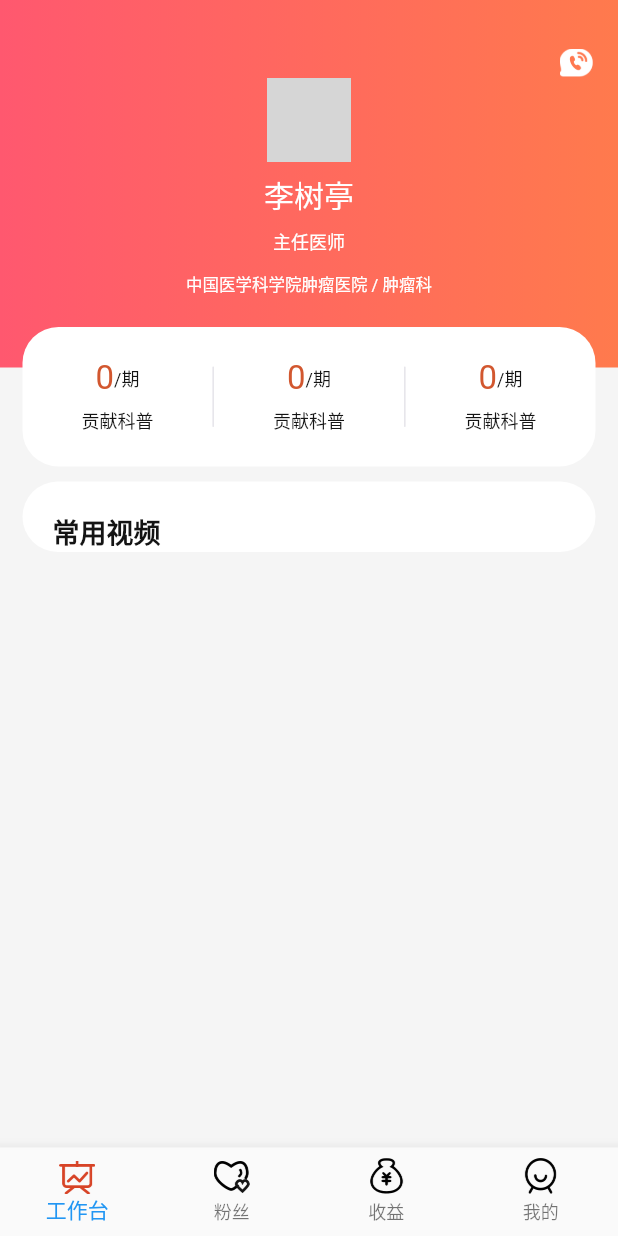
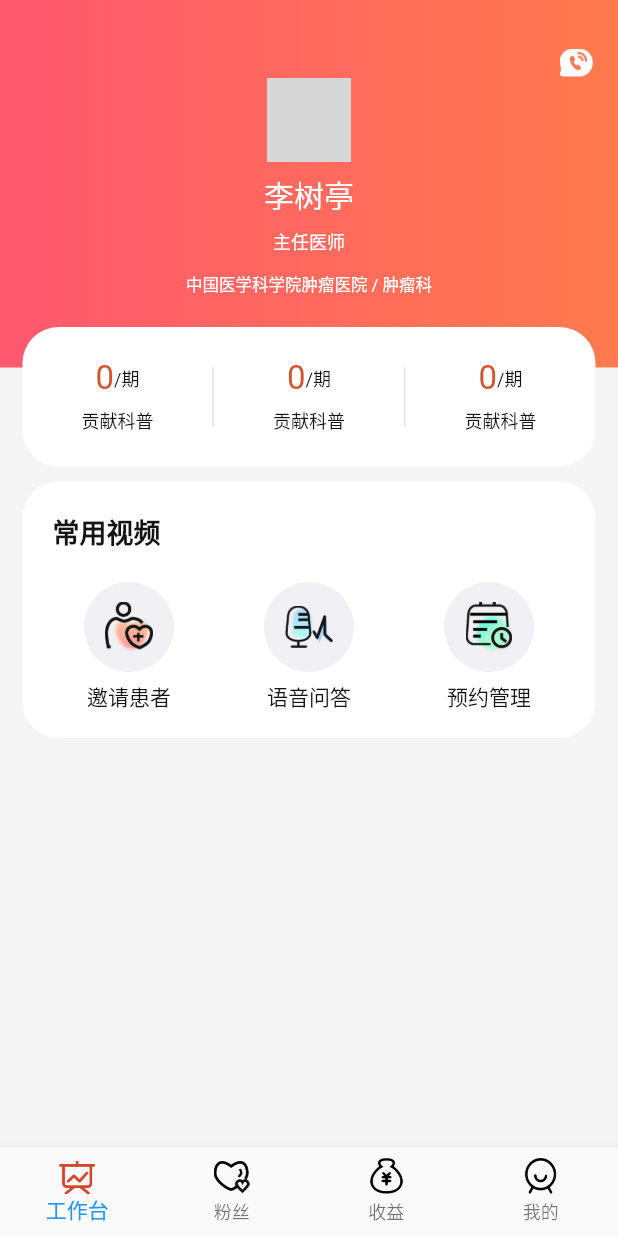
Before and after one commit to yaoyongchao/dy_doctor, a Flutter app: the HomePage screen opened by its route, on a phone screen of 412 x 824 dp. Run offline on Flutter 3.47's test engine with Material 2 defaults, Android fonts, the phone set to English and light mode, and no system bars; our stand-ins replace dio, fluro, flutter_swiper, fluttertoast, shared_preferences; accounts and stored records are empty; network calls fail; statements that could not run were skipped; grey boxes are pictures that could not be loaded.

Commit message:
1,编码我的页面，

```diff
--- a/lib/base/base_widget_state.dart
+++ b/lib/base/base_widget_state.dart
@@ -53,6 +53,7 @@ abstract class BaseWidgetState<T extends StatefulWidget> extends State<T> with W
     return Theme(
       data: ThemeData(
         cursorColor: Color(MyColors.colorDefault),
+        primaryColor: Colors.white
       ),
       child: Stack(
         children: <Widget>[
--- a/lib/pages/workbench/workbench_page.dart
+++ b/lib/pages/workbench/workbench_page.dart
@@ -125,6 +125,9 @@ class _WorkbenchPageState extends BaseWidgetState<WorkbenchPage> {
                             txtValue: 0,
                             txtUnit: '/期',
                             txtDesc: '贡献科普',
+                            onTap: () {
+
+                            },
                           ),
                         ),
                         Container(
@@ -137,6 +140,9 @@ class _WorkbenchPageState extends BaseWidgetState<WorkbenchPage> {
                             txtValue: 0,
                             txtUnit: '/期',
                             txtDesc: '贡献科普',
+                            onTap: () {
+
+                            },
                           ),
                         ),
                         Container(
@@ -149,6 +155,9 @@ class _WorkbenchPageState extends BaseWidgetState<WorkbenchPage> {
                             txtValue: 0,
                             txtUnit: '/期',
                             txtDesc: '贡献科普',
+                            onTap: () {
+
+                            },
                           ),
                         ),
                       ],
@@ -183,8 +192,42 @@ class _WorkbenchPageState extends BaseWidgetState<WorkbenchPage> {
                     ),
                     textAlign: TextAlign.start,
                   ),
-                  margin: EdgeInsets.fromLTRB(20.0, 20.0, 0, 0),
+                  margin: EdgeInsets.fromLTRB(20.0, 20.0, 0, 5),
+                ),
+                Padding(
+                  padding: EdgeInsets.fromLTRB(11.0, 15.0, 11.0, 17.0),
+                  child: Row(
+                    mainAxisAlignment: MainAxisAlignment.center,
+                    children: <Widget>[
+                      Expanded(
+                        child: FeaturesItem(
+                          imgPath: "images/ic_home_item1.png",
+                          txtValue: "邀请患者",
+                          onTap: (){
+                          },
+                        ),
+                      ),
+                      Expanded(
+                        child: FeaturesItem(
+                          imgPath: "images/ic_home_item2.png",
+                          txtValue: "语音问答",
+                          onTap: (){
+                          },
+                        ),
+                      ),
+                      Expanded(
+                        child: FeaturesItem(
+                          imgPath: "images/ic_home_item3.png",
+                          txtValue: "预约管理",
+                          onTap: (){
+                          },
+                        ),
+                      ),
+                    ],
+                  ),
                 )
+
+
 
               ],
             ),
@@ -201,27 +244,29 @@ class WorkItem extends StatefulWidget {
   var txtUnit ;
   var txtDesc;
   var txtValue;
-
-  WorkItem({Key key,this.txtUnit, this.txtDesc, this.txtValue}) : super(key:key);
+  var onTap;
+  WorkItem({Key key,this.txtUnit, this.txtDesc, this.txtValue,this.onTap}) : super(key:key);
 
   @override
-  _WorkItemState createState() => _WorkItemState(txtUnit,txtDesc,txtValue);
+  _WorkItemState createState() => _WorkItemState(txtUnit,txtDesc,txtValue,onTap);
 }
 
 class _WorkItemState extends State<WorkItem> {
   var txtUnit ;
   var txtDesc;
   var txtValue;
+  var onTap;
   final txtStyle = TextStyle (
     color: Color(MyColors.colorDefault),
     fontSize: Dimens.txtSmaller
   );
 
-  _WorkItemState(this.txtUnit, this.txtDesc, this.txtValue);
+  _WorkItemState(this.txtUnit, this.txtDesc, this.txtValue, this.onTap);
 
   @override
   Widget build(BuildContext context) {
-    return Column(
+    return GestureDetector(
+      child: Column(
         mainAxisAlignment: MainAxisAlignment.center,
         children: <Widget>[
           Row(
@@ -248,25 +293,65 @@ class _WorkItemState extends State<WorkItem> {
             style: txtStyle,
           )
         ],
+      ),
+      onTap: onTap,
     );
   }
 }
-
 //功能Item
 class FeaturesItem extends StatefulWidget {
+  var imgPath;
+  var txtValue;
+  var onTap;
+  FeaturesItem({Key key ,this.imgPath, this.txtValue,this.onTap}) : super(key:key);
   @override
-  _FeaturesItemState createState() => _FeaturesItemState();
+  _FeaturesItemState createState() => _FeaturesItemState(imgPath,txtValue,onTap);
 }
-
 class _FeaturesItemState extends State<FeaturesItem> {
+  var imgPath;
+  var txtValue;
+  var onTap;
+  _FeaturesItemState(this.imgPath, this.txtValue, this.onTap);
   @override
   Widget build(BuildContext context) {
-    return Column(
+    return GestureDetector(
+      child: Column(
         mainAxisAlignment: MainAxisAlignment.center,
         crossAxisAlignment: CrossAxisAlignment.center,
         children: <Widget>[
-
+          Column(
+            mainAxisAlignment: MainAxisAlignment.center,
+            crossAxisAlignment: CrossAxisAlignment.center,
+            children: <Widget>[
+              ClipOval(
+                child: Container(
+                  color: Color(0xFFF1F0F5),
+                  width: 60.0,
+                  height: 60.0,
+                  alignment: Alignment.center,
+                  child: Image(
+//                  image: AssetImage("images/ic_home_item1.png"),
+                    image: AssetImage(imgPath),
+                    width: 32.0,
+                    height: 34.0,
+                  ),
+                ),
+              ),
+              SizedBox(
+                height: 6,
+              ),
+              Text(
+                txtValue,
+                style: TextStyle(
+                    color: Color(MyColors.colorDefault),
+                    fontSize: Dimens.txtSmall
+                ),
+              )
             ],
+          )
+        ],
+      ),
+      onTap: onTap,
     );
   }
 }
--- a/lib/res/my_colors.dart
+++ b/lib/res/my_colors.dart
@@ -10,4 +10,5 @@ class MyColors {
   static const tabNromal = 0xFF434343;
   static const tabSelected = 0xFFD74326;
   static const txtRed = 0xFFD2572F;
+  static const bgGray = 0xFFF5F5F5;
 }
--- a/lib/routers/routes.dart
+++ b/lib/routers/routes.dart
@@ -1,5 +1,6 @@
 import 'package:dy_doctor/pages/home/home_page.dart';
 import 'package:dy_doctor/pages/login/login_page.dart';
+import 'package:dy_doctor/pages/mine/personalinfor/personal_infor_page.dart';
 import 'package:fluro/fluro.dart';
 import 'package:flutter/cupertino.dart';
 import 'package:dy_doctor/main.dart';
@@ -13,6 +14,7 @@ class Routes{
   static String splash = "/splash";
   static String guide = "/guide";
   static String home = "/pages/home/home_page";
+  static String personal = "/pages/mine/personalinfor";
   static String login = "/login";
 
 //  static String work
@@ -26,6 +28,7 @@ class Routes{
     router.define(guide, handler: Handler(handlerFunc: (context,params)=>GuidePage()));
     router.define(login, handler: Handler(handlerFunc: (context,params)=>LoginPage()));
     router.define(home, handler: Handler(handlerFunc: (context,params)=>HomePage()));
+    router.define(personal, handler: Handler(handlerFunc: (context,params)=>PersonalInforPage()));
   }
 
   static void doNext(BuildContext context,String routPath) {
```
Also changed, not shown: lib/pages/mine/mine_page.dart (+104 -1 lines), lib/pages/mine/personalinfor/personal_infor_page.dart (added, +20 -0 lines), lib/widgets/info_item.dart (added, +36 -0 lines), lib/widgets/mine_item.dart (added, +72 -0 lines), images/ic_arrows_right.png (added), images/ic_home_item1.png (added), images/ic_home_item2.png (added), images/ic_home_item3.png (added), images/ic_my_about_us.png (added), images/ic_my_current_version.png (added), images/ic_my_data.png (added), images/ic_my_fuwu.png (added), images/ic_my_video.png (added), images/ic_my_voice.png (added), 2 more files. Lines whose indentation alone changed are shown as unchanged.
